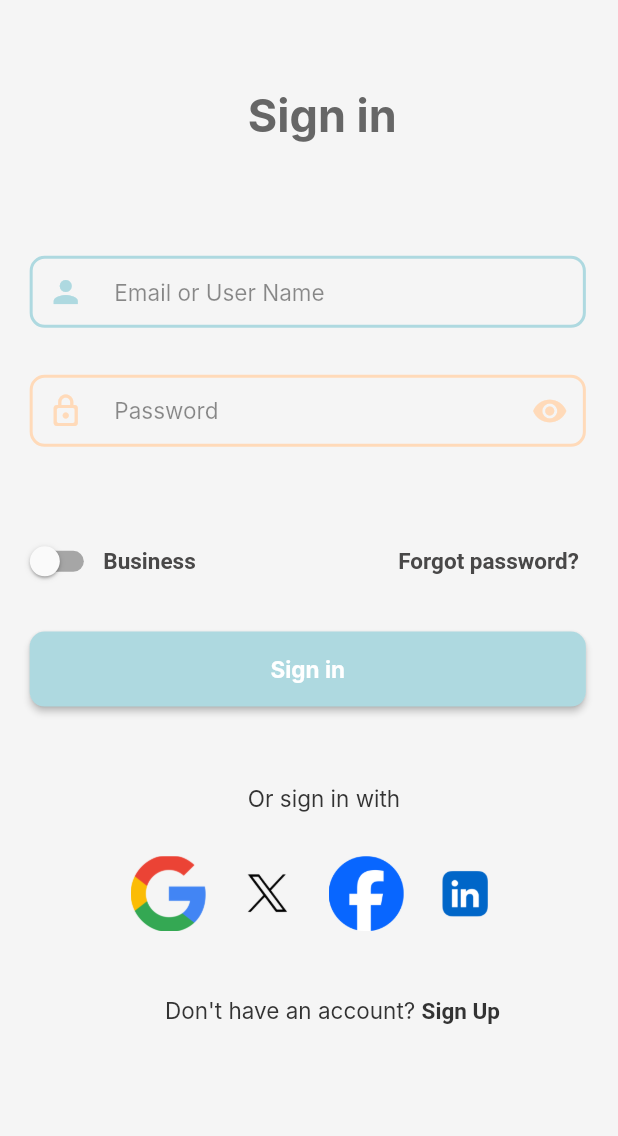
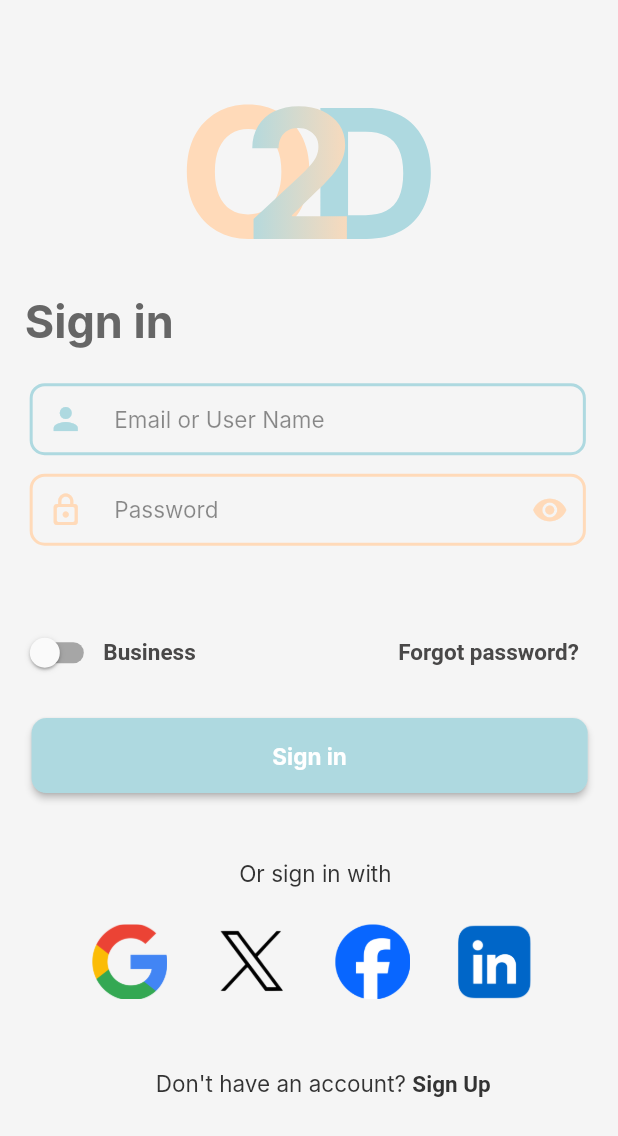
Before and after one commit to Y-Elsayed/Offers2day, a Flutter app: the screen it shows after launch, on a phone screen of 412 x 824 dp. Shown: the top 1136 px of the screen. Run offline on Flutter 3.47's test engine with Material 2 defaults, Android fonts, the phone set to English and light mode, and no system bars; our stand-ins replace flutter_svg; missing offline and left inert: arrow_path; Roboto replaces fonts that are missing (Inter).

Commit message:
Updated 'login-page.dart' & Updated the dependancies
login-page.dart:
- Placed the app's logo and shifted all the widgets a bit downward to give up some space

pubspec.yaml:
- Added the dependancies for http & flutter_svg

```diff
--- a/Frontend/lib/pages/login_page.dart
+++ b/Frontend/lib/pages/login_page.dart
@@ -3,6 +3,7 @@ import 'package:flutter/material.dart';
 import 'package:flutter/gestures.dart';
 import 'dart:convert';
 import 'package:http/http.dart' as http;
+import 'package:flutter_svg/flutter_svg.dart';
 
 class LoginPage extends StatefulWidget {
   const LoginPage({super.key});
@@ -21,7 +22,7 @@ class _LoginPageState extends State<LoginPage> {
   Future<bool> login(
       String email, String password, bool customerbusiness) async {
     try {
-      final Uri uri = Uri.parse('http://192.168.35.177:5000/login');
+      final Uri uri = Uri.parse('http://192.168.34.91:5000/login');
 
       final response = await http.post(
         uri,
@@ -72,10 +73,16 @@ class _LoginPageState extends State<LoginPage> {
         ),
         child: Stack(
           children: [
+            Positioned(
+              top: -screenSize.height * 0.01,
+              left: 0,
+              right: 0,
+              child: SvgPicture.asset('assets/O2D_Logo.svg', width: 250,),),
+
             // "Sign in"
             Positioned(
-              top: screenSize.height * 0.0714,
-              left: screenSize.width * 0.401,
+              top: screenSize.height * 0.238,
+              left: screenSize.width * 0.040,
               child: const Text("Sign in",
                   style: TextStyle(
                     fontFamily: "Inter",
@@ -84,34 +91,10 @@ class _LoginPageState extends State<LoginPage> {
                     color: Color.fromRGBO(102, 102, 102, 1),
                   )),
             ),
-            //switch button for users and businesses
-            Positioned(
-              top: screenSize.height * 0.425,
-              left: screenSize.width * 0.024,
-              child: Row(
-                children: [
-                  Switch(
-                    value: business,
-                    onChanged: (value) {
-                      _switchtobusiness(value);
-                    },
-                    activeColor: const Color.fromRGBO(174, 217, 224, 1),
-                  ),
-                  const Text(
-                    'Business',
-                    style: TextStyle(
-                      fontSize: 15.0,
-                      color: Color.fromARGB(255, 73, 72, 72),
-                      fontWeight: FontWeight.bold,
-                    ),
-                  ),
-                ],
-              ),
-            ),
 
             Positioned(
-              top: screenSize.height * 0.380,
-              left: screenSize.width * 0.09,
+              top: screenSize.height * 0.455,
+              left: screenSize.width * 0.06,
               child: Text(
                 errorMessage,
                 style: const TextStyle(color: Colors.red),
@@ -120,7 +103,7 @@ class _LoginPageState extends State<LoginPage> {
 
             // Email/User name textfield
             Positioned(
-                top: screenSize.height * 0.207,
+                top: screenSize.height * 0.310,
                 left: screenSize.width * 0.048,
                 child: SizedBox(
                   width: screenSize.width * 0.9,
@@ -155,7 +138,7 @@ class _LoginPageState extends State<LoginPage> {
 
             // The password text field
             Positioned(
-              top: screenSize.height * 0.302,
+              top: screenSize.height * 0.382,
               left: screenSize.width * 0.048,
               child: SizedBox(
                 width: screenSize.width * 0.9,
@@ -205,9 +188,34 @@ class _LoginPageState extends State<LoginPage> {
               ),
             ),
 
+            //switch button for users and businesses
+            Positioned(
+              top: screenSize.height * 0.499,
+              left: screenSize.width * 0.024,
+              child: Row(
+                children: [
+                  Switch(
+                    value: business,
+                    onChanged: (value) {
+                      _switchtobusiness(value);
+                    },
+                    activeColor: const Color.fromRGBO(174, 217, 224, 1),
+                  ),
+                  const Text(
+                    'Business',
+                    style: TextStyle(
+                      fontSize: 15.0,
+                      color: Color.fromARGB(255, 73, 72, 72),
+                      fontWeight: FontWeight.bold,
+                    ),
+                  ),
+                ],
+              ),
+            ),
+
             // Forgot password
             Positioned(
-              top: screenSize.height * 0.425,
+              top: screenSize.height * 0.499,
               left: screenSize.width * 0.625,
               child: TextButton(
                 onPressed: () {
@@ -224,8 +232,8 @@ class _LoginPageState extends State<LoginPage> {
             ),
             // Sign in/Login in Button
             Positioned(
-              top: screenSize.height * 0.511,
-              left: screenSize.width * 0.048,
+              top: screenSize.height * 0.581,
+              left: screenSize.width * 0.051,
               child: SizedBox(
                 width: screenSize.width * 0.9,
                 height: 50,
@@ -270,8 +278,8 @@ class _LoginPageState extends State<LoginPage> {
 
             // Other Sign in options
             Positioned(
-              top: screenSize.height * 0.635,
-              left: screenSize.width * 0.401,
+              top: screenSize.height * 0.695,
+              left: screenSize.width * 0.387,
               child: const Text(
                 "Or sign in with",
                 style: TextStyle(
@@ -284,8 +292,8 @@ class _LoginPageState extends State<LoginPage> {
 
             // Icons for other sign in options
             Positioned(
-              top: screenSize.height * 0.683,
-              left: screenSize.width * 0.192,
+              top: screenSize.height * 0.72,
+              left: screenSize.width * 0.13,
               child: Row(
                 mainAxisAlignment: MainAxisAlignment.spaceEvenly,
                 children: [
@@ -318,8 +326,8 @@ class _LoginPageState extends State<LoginPage> {
                           // when pressed navigate to ... whatever baa enty 3ayza eh
                         },
                         child: Container(
-                          width: 50,
-                          height: 50,
+                          width: 80,
+                          height: 80,
                           decoration: const BoxDecoration(
                               image: DecorationImage(
                             image: AssetImage("assets/twitter-logo.png"),
@@ -358,8 +366,8 @@ class _LoginPageState extends State<LoginPage> {
                           // when pressed navigate to ... whatever baa enty 3ayza eh
                         },
                         child: Container(
-                          width: 50,
-                          height: 50,
+                          width: 80,
+                          height: 80,
                           decoration: const BoxDecoration(
                               image: DecorationImage(
                             image: AssetImage("assets/linkedin-logo.webp"),
@@ -375,8 +383,8 @@ class _LoginPageState extends State<LoginPage> {
 
             // Sign up button
             Positioned(
-              top: screenSize.height * 0.806,
-              left: screenSize.width * 0.267,
+              top: screenSize.height * 0.865,
+              left: screenSize.width * 0.252,
               child: RichText(
                 text: TextSpan(
                   style: const TextStyle(
--- a/Frontend/pubspec.yaml
+++ b/Frontend/pubspec.yaml
@@ -37,6 +37,8 @@ dependencies:
   cupertino_icons: ^1.0.2
   gap: ^3.0.1
   arrow_path: ^3.1.0
+  http: ^1.1.0
+  flutter_svg: ^2.0.5
 
 dev_dependencies:
   flutter_test:
```
